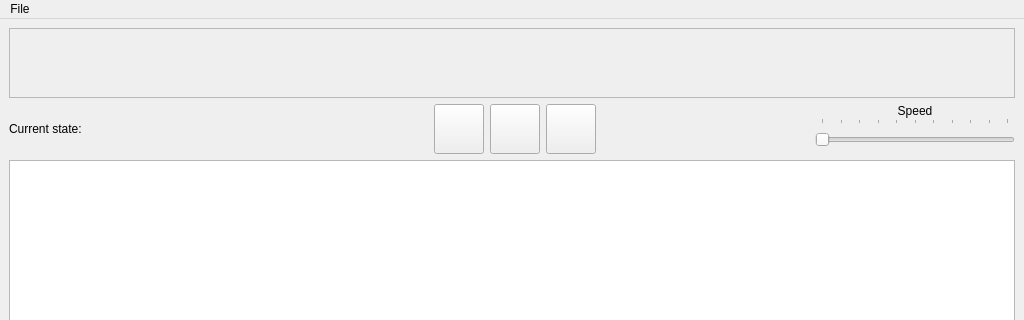
0x20cd/turing, file src/ui/mainwindow.ui: the form before one commit; both pictures show x 0 to 1024 and y 0 to 320 of the 1024 by 640 pixel window.
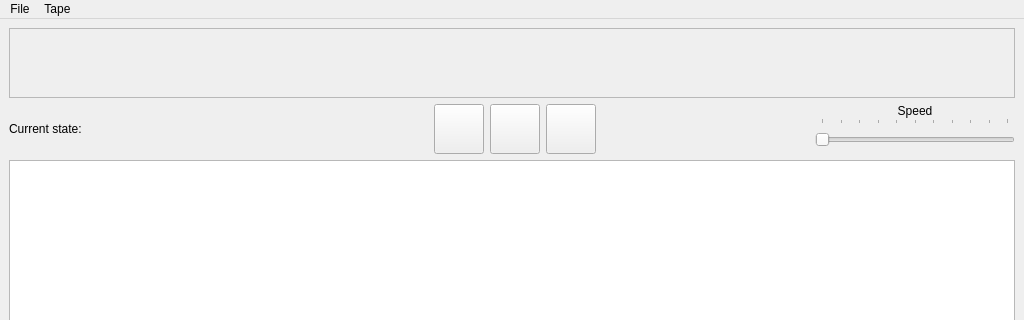
The form after the commit. Icons and pictures are not drawn.

Patch:
```diff
--- a/src/ui/mainwindow.ui
+++ b/src/ui/mainwindow.ui
@@ -371,12 +371,19 @@
     <addaction name="actionSave"/>
     <addaction name="actionSaveAs"/>
     <addaction name="separator"/>
+    <addaction name="actionQuit"/>
+   </widget>
+   <widget class="QMenu" name="menuTape">
+    <property name="title">
+     <string>Tape</string>
+    </property>
     <addaction name="actionLoadTape"/>
     <addaction name="actionSaveTape"/>
     <addaction name="separator"/>
     <addaction name="actionQuit"/>
    </widget>
    <addaction name="menu"/>
+   <addaction name="menuTape"/>
   </widget>
   <widget class="QStatusBar" name="statusbar">
    <property name="sizeGripEnabled">
```
Left out of the diff: 18 changed lines with no effect on the pictures.
